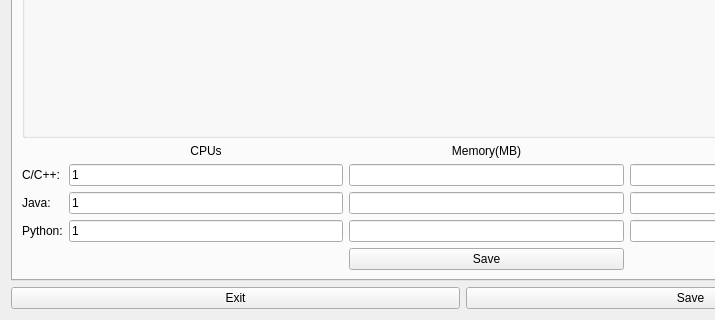
Old version of the form src/SmartXm-CSEKU/createquestion.ui in the repository KaziRifatMorshed/SmartXm; both pictures show x 0 to 715 and y 460 to 780 of the 926 by 780 pixel window.
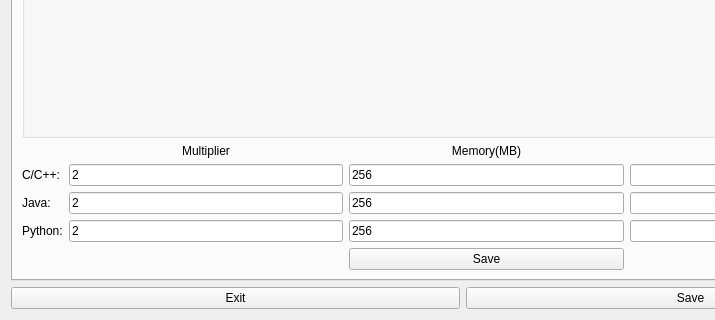
New version of the form.

```diff
--- a/src/SmartXm-CSEKU/createquestion.ui
+++ b/src/SmartXm-CSEKU/createquestion.ui
@@ -362,7 +362,7 @@
        <item row="1" column="1">
         <widget class="QLabel" name="label_18">
          <property name="text">
-          <string>CPUs</string>
+          <string>Multiplier</string>
          </property>
          <property name="alignment">
           <set>Qt::AlignmentFlag::AlignCenter</set>
@@ -399,12 +399,16 @@
        <item row="2" column="1">
         <widget class="QLineEdit" name="cpp_cpu_limit_lineEdit">
          <property name="text">
-          <string>1</string>
+          <string>2</string>
          </property>
         </widget>
        </item>
        <item row="2" column="2">
-        <widget class="QLineEdit" name="cpp_mem_limit_lineEdit"/>
+        <widget class="QLineEdit" name="cpp_mem_limit_lineEdit">
+         <property name="text">
+          <string>256</string>
+         </property>
+        </widget>
        </item>
        <item row="2" column="3">
         <widget class="QLineEdit" name="cpp_source_limit_lineEdit"/>
@@ -419,12 +423,16 @@
        <item row="3" column="1">
         <widget class="QLineEdit" name="java_cpu_limt_lineEdit">
          <property name="text">
-          <string>1</string>
+          <string>2</string>
          </property>
         </widget>
        </item>
        <item row="3" column="2">
-        <widget class="QLineEdit" name="java_mem_limit_lineEdit"/>
+        <widget class="QLineEdit" name="java_mem_limit_lineEdit">
+         <property name="text">
+          <string>256</string>
+         </property>
+        </widget>
        </item>
        <item row="3" column="3">
         <widget class="QLineEdit" name="java_source_limit_lineEdit"/>
@@ -439,12 +447,16 @@
        <item row="4" column="1">
         <widget class="QLineEdit" name="py_cpu_limit_lineEdit">
          <property name="text">
-          <string>1</string>
+          <string>2</string>
          </property>
         </widget>
        </item>
        <item row="4" column="2">
-        <widget class="QLineEdit" name="py_mem_limit_lineEdit"/>
+        <widget class="QLineEdit" name="py_mem_limit_lineEdit">
+         <property name="text">
+          <string>256</string>
+         </property>
+        </widget>
        </item>
        <item row="4" column="3">
         <widget class="QLineEdit" name="py_source_limit_lineEdit"/>
```
Left out of the diff: 13 changed lines with no effect on the pictures.
